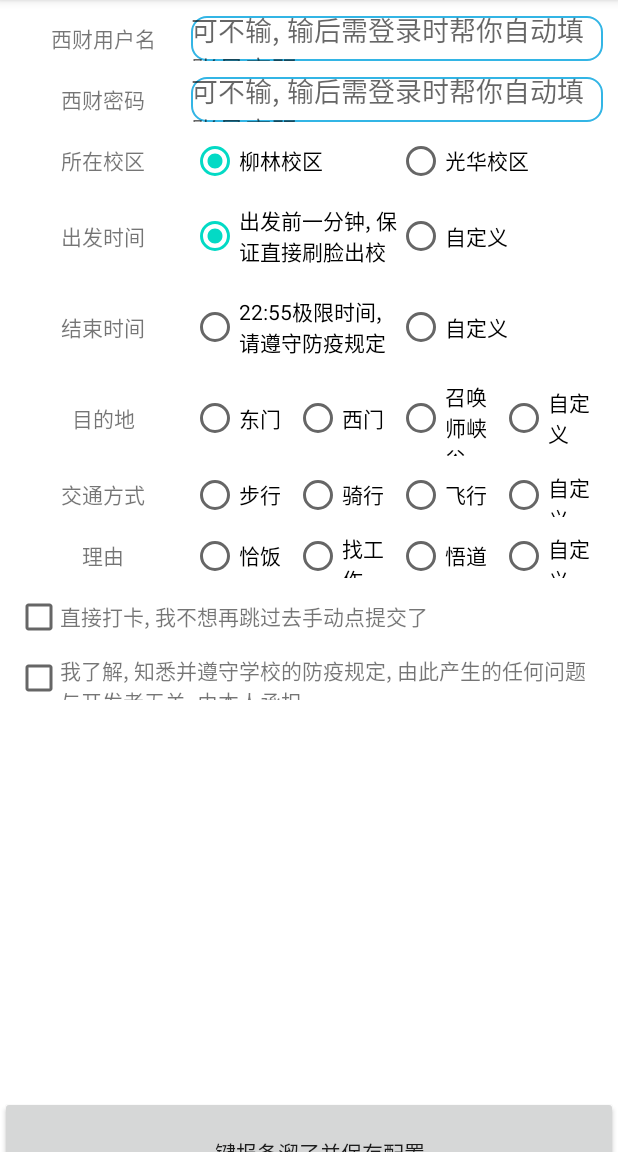
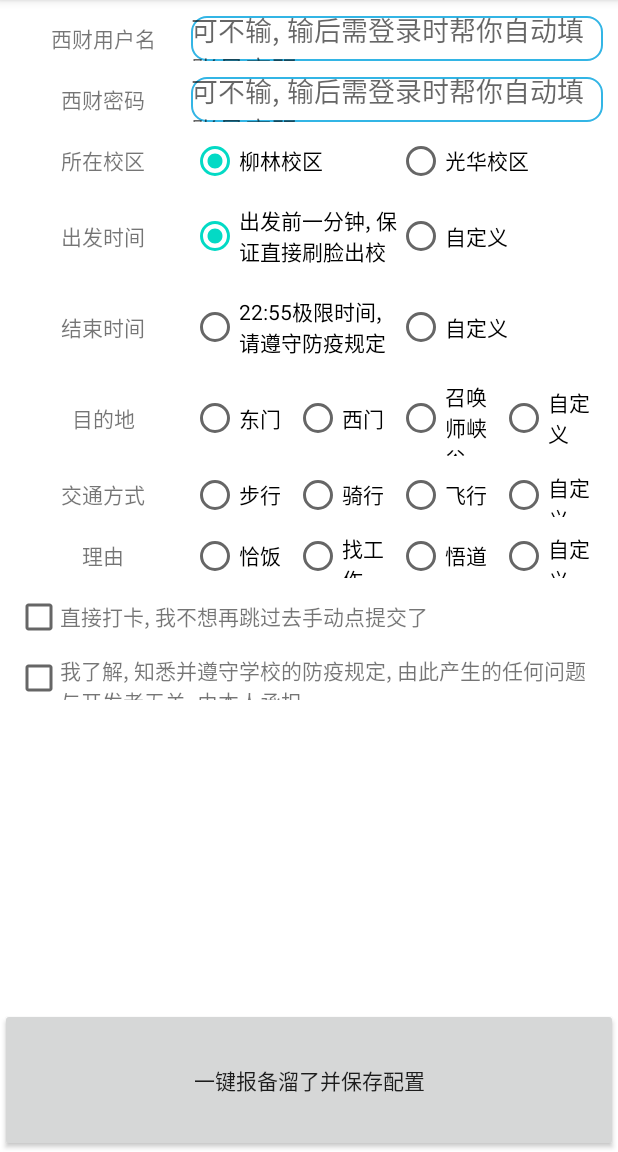
Before and after one commit to MilitaryIntelligence6/SWUFEAutoReportSystem, an Android app: the screen it shows after launch (MainActivity), on a phone screen of 412 x 824 dp, the part 84-1236 px from its top. Run offline under Robolectric (Android 15) with nearby library versions, the phone set to English and light mode, and no system bars; our stand-ins replace data binding; libraries missing offline, so code that uses them is left out: com.xuexiang.xui; 1 statement that could not run was skipped.

Commit message:
优化 ui;

```diff
--- a/app/src/main/res/layout/activity_main.xml
+++ b/app/src/main/res/layout/activity_main.xml
@@ -15,15 +15,17 @@
 
     </data>
 
-    <androidx.constraintlayout.widget.ConstraintLayout
+    <androidx.appcompat.widget.LinearLayoutCompat
             android:layout_width="match_parent"
             android:layout_height="match_parent"
+            android:orientation="vertical"
             tools:context=".ui.activity.MainActivity">
 
         <androidx.core.widget.NestedScrollView
                 android:id="@+id/scroll_view"
                 android:layout_width="match_parent"
-                android:layout_height="match_parent"
+                android:layout_height="0dp"
+                android:layout_weight="0.875"
                 android:layout_marginLeft="10dp"
                 android:layout_marginRight="10dp">
 
@@ -518,13 +520,10 @@
         <androidx.appcompat.widget.AppCompatButton
                 android:id="@+id/submit_button"
                 android:layout_width="match_parent"
-                android:layout_height="75dp"
+                android:layout_height="0dp"
+                android:layout_weight="0.125"
                 android:onClick="onSubmitButtonClicked"
-                android:text="@string/one_key_to_report"
-                app:layout_constraintTop_toBottomOf="@+id/scroll_view"
-                app:layout_constraintBottom_toBottomOf="parent"
-                app:layout_constraintLeft_toLeftOf="parent"
-                app:layout_constraintRight_toRightOf="parent" />
+                android:text="@string/one_key_to_report"/>
 
-    </androidx.constraintlayout.widget.ConstraintLayout>
+    </androidx.appcompat.widget.LinearLayoutCompat>
 </layout>
```
